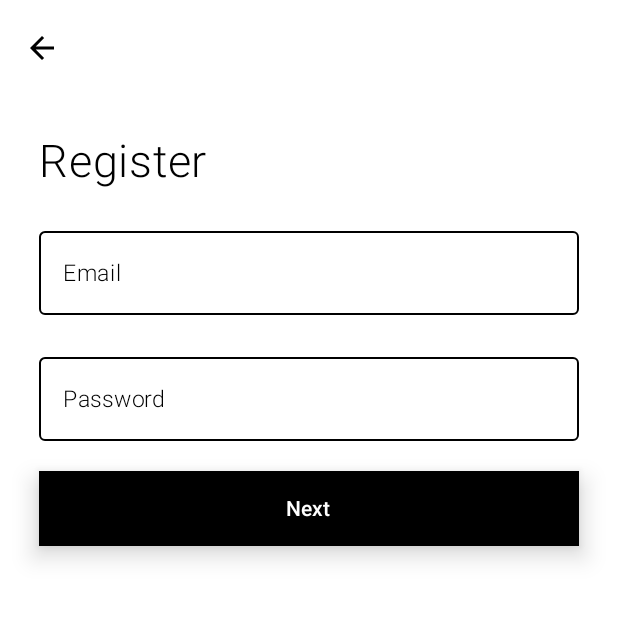
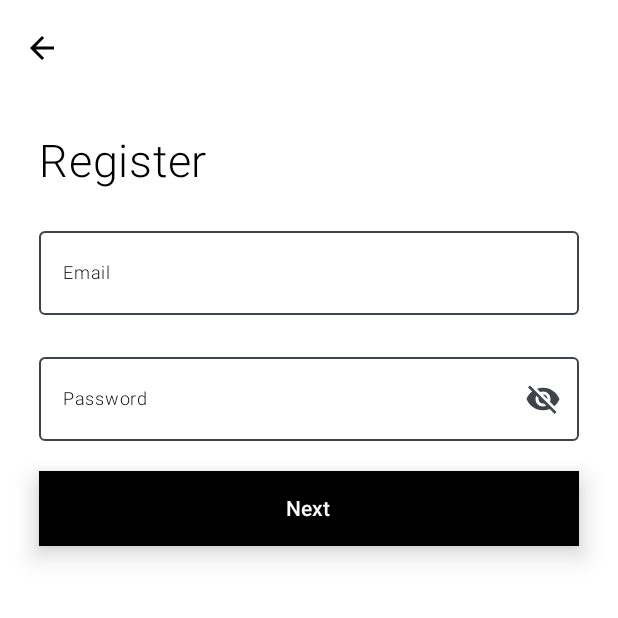
Before and after one commit to SAIF879/RaazAssigment, an Android app built with Jetpack Compose: the composable AuthenticationScreen shown on its own in the app's theme, after a tap on "Next", on a phone screen of 412 x 824 dp, the top half of it. Run offline under Robolectric (Android 15) with nearby library versions, the phone set to English and light mode, and no system bars; our stand-ins replace Dagger/Hilt's generated code, Room's generated code.

Commit message:
ui refactor and code cleaning

```diff
--- a/app/build.gradle.kts
+++ b/app/build.gradle.kts
@@ -93,6 +93,8 @@ dependencies {
     implementation (libs.androidx.room.ktx)
     implementation (libs.androidx.room.runtime)
     kapt (libs.androidx.room.compiler)
+
+
 }
 
 // Allow references to generated code
--- a/app/src/main/java/com/example/raazassigment/presentation/navigation/BottomNavGraph.kt
+++ b/app/src/main/java/com/example/raazassigment/presentation/navigation/BottomNavGraph.kt
@@ -1,13 +1,11 @@
 package com.example.raazassigment.presentation.navigation
 
 import androidx.compose.runtime.Composable
-import androidx.navigation.NavController
-import androidx.navigation.NavHost
 import androidx.navigation.NavHostController
 import androidx.navigation.compose.NavHost
 import androidx.navigation.compose.composable
+import com.example.raazassigment.presentation.ui.components.BottomBarScreens
 import com.example.raazassigment.presentation.ui.screens.homeScreen.HomeScreen
-import com.example.raazassigment.presentation.ui.screens.mainScreen.BottomBarScreens
 import com.example.raazassigment.presentation.ui.screens.profileScreen.ProfileScreen
 import com.example.raazassigment.presentation.ui.screens.searchScreen.SearchScreen
 
--- a/app/src/main/java/com/example/raazassigment/presentation/ui/components/InputBox.kt
+++ b/app/src/main/java/com/example/raazassigment/presentation/ui/components/InputBox.kt
@@ -2,46 +2,79 @@ package com.example.raazassigment.presentation.ui.components
 
 import androidx.compose.foundation.layout.fillMaxWidth
 import androidx.compose.foundation.layout.padding
-import androidx.compose.material3.ExperimentalMaterial3Api
+import com.example.raazassigment.R
+import androidx.compose.material3.Icon
+import androidx.compose.material3.IconButton
 import androidx.compose.material3.OutlinedTextField
 import androidx.compose.material3.Text
 import androidx.compose.material3.TextFieldDefaults
 import androidx.compose.runtime.Composable
 import androidx.compose.runtime.MutableState
+import androidx.compose.runtime.getValue
+import androidx.compose.runtime.mutableStateOf
+import androidx.compose.runtime.saveable.*
+import androidx.compose.runtime.setValue
 import androidx.compose.ui.Modifier
 import androidx.compose.ui.graphics.Color
+import androidx.compose.ui.res.painterResource
 import androidx.compose.ui.text.font.FontWeight
+import androidx.compose.ui.text.input.PasswordVisualTransformation
+import androidx.compose.ui.text.input.VisualTransformation
 import androidx.compose.ui.unit.dp
 import androidx.compose.ui.unit.sp
+import java.util.Locale
 
-@OptIn(ExperimentalMaterial3Api::class)
+
 @Composable
-fun InputBox(text: MutableState<String> , label: String) {
+fun InputBox(text: MutableState<String>, label: String , isPassWord : Boolean =false) {
+    var passwordVisible by rememberSaveable { mutableStateOf(false) }
     OutlinedTextField(
-        value = text.value,
+        value = text.value.replaceFirstChar { if (it.isLowerCase()) it.titlecase(Locale.ROOT) else it.toString() },
         onValueChange = { text.value = it },
         label = {
             Text(
                 text = label,
-                color = Color.Black, // Label text color
+                color = Color.Black,
                 fontWeight = FontWeight.Light,
-                fontSize = 15.sp
+                fontSize = 12.sp
             )
         },
         placeholder = {
-            Text(text = "Enter $label", color = Color.Black, fontSize = 20.sp)
+            Text(text = "Enter $label", color = Color.Black , fontSize = 12.sp)
         },
         textStyle = androidx.compose.ui.text.TextStyle(
-            color = Color.Black, // Input text color
-            fontSize = 15.sp,
+            color = Color.Black,
+            fontSize = 12.sp,
             fontWeight = FontWeight.Light
         ),
-        colors = TextFieldDefaults.outlinedTextFieldColors(
-            containerColor = Color.White, // Background color
-            focusedBorderColor = Color.Black, // Border color when focused
-            unfocusedBorderColor = Color.Black, // Border color when unfocused
-            cursorColor = Color.Black // Cursor color
+        colors = TextFieldDefaults.colors(
+            focusedIndicatorColor = Color.Black,
+            unfocusedLabelColor = Color.White,
+            focusedTextColor = Color.Black,
+            unfocusedPrefixColor = Color.White,
+            focusedLabelColor = Color.White,
+            unfocusedSuffixColor = Color.White,
+            focusedContainerColor = Color.White,
+            unfocusedContainerColor = Color.White,
+            unfocusedTextColor = Color.Gray,
         ),
+
+        visualTransformation = if (isPassWord && !passwordVisible) PasswordVisualTransformation() else VisualTransformation.None,
+        trailingIcon = {
+            if (isPassWord) {
+                IconButton(onClick = { passwordVisible = !passwordVisible }) {
+                    Icon(
+                        painter = painterResource(
+                            id = if (passwordVisible) R.drawable.ic_visiblity else R.drawable.ic_visiblity_off
+                        ),
+                        contentDescription = if (passwordVisible) "Hide password" else "Show password"
+                    )
+                }
+            }
+        },
+
+
+
         modifier = Modifier
             .fillMaxWidth()
             .padding(10.dp)
--- a/app/src/main/java/com/example/raazassigment/presentation/ui/screens/authenticationScreen/AuthenticationScreen.kt
+++ b/app/src/main/java/com/example/raazassigment/presentation/ui/screens/authenticationScreen/AuthenticationScreen.kt
@@ -1,6 +1,5 @@
 package com.example.raazassigment.presentation.ui.screens.authenticationScreen
 
-import android.widget.Toast
 import androidx.compose.foundation.background
 import androidx.compose.foundation.layout.Arrangement
 import androidx.compose.foundation.layout.Column
@@ -20,7 +19,7 @@ import androidx.compose.material3.TopAppBar
 import androidx.compose.material3.TopAppBarDefaults
 import androidx.compose.runtime.Composable
 import androidx.compose.runtime.mutableStateOf
-import androidx.compose.runtime.*
+import androidx.compose.runtime.remember
 import androidx.compose.ui.Alignment
 import androidx.compose.ui.Modifier
 import androidx.compose.ui.graphics.Color
@@ -33,11 +32,17 @@ import androidx.navigation.NavController
 import com.example.raazassigment.presentation.navigation.AuthenticationScreens
 import com.example.raazassigment.presentation.ui.components.AppCompactButton
 import com.example.raazassigment.presentation.ui.components.InputBox
-import com.example.raazassigment.presentation.ui.screens.mainScreen.MainScreen
+import com.example.raazassigment.presentation.util.isValidEmail
+import com.example.raazassigment.presentation.util.isValidPassword
+import com.example.raazassigment.presentation.util.showToast
 
 @OptIn(ExperimentalMaterial3Api::class)
 @Composable
-fun AuthenticationScreen(navController: NavController , isFromLogin : Boolean,     viewModel: AuthViewModel = hiltViewModel()) {
+fun AuthenticationScreen(
+    navController: NavController,
+    isFromLogin: Boolean,
+    viewModel: AuthViewModel = hiltViewModel()
+) {
     val email = remember {
         mutableStateOf("")
     }
@@ -90,39 +95,42 @@ fun AuthenticationScreen(navController: NavController , isFromLogin : Boolean,
 
 
             InputBox(email, "Email")
-            InputBox(passWord, "Password")
+            InputBox(passWord, "Password" , true)
 
 
             AppCompactButton(
-                label = if(isFromLogin) "Log In" else "Next"
-                , modifier = Modifier.fillMaxWidth()
+                label = if (isFromLogin) "Log In" else "Next", modifier = Modifier
+                    .fillMaxWidth()
                     .height(70.dp)
                     .padding(10.dp)
             ) {
                 when {
                     !email.value.isValidEmail() -> {
-                        Toast.makeText(context, "Invalid email format", Toast.LENGTH_SHORT).show()
+                        context.showToast("Invalid email format ")
                     }
+
                     !passWord.value.isValidPassword() -> {
-                        Toast.makeText(context, "Password must be at least 8 characters with a mix of uppercase, lowercase, digits, and symbols", Toast.LENGTH_SHORT).show()
+                        context.showToast("Password must be at least 8 characters ")
                     }
+
                     isFromLogin -> {
                         viewModel.loginUser(
                             email.value,
                             passWord.value,
                             onSuccess = {
-                                Toast.makeText(context, "Logged In Successfully", Toast.LENGTH_SHORT).show()
+                                context.showToast("Logged In Successfully ")
                                 navController.navigate(AuthenticationScreens.MainScreen.route)
                             },
                             onError = {
-                                Toast.makeText(context, "Invalid Credentials", Toast.LENGTH_SHORT).show()
+                                context.showToast("Invalid Credentials ")
                             }
                         )
                     }
+
                     else -> {
                         viewModel.registerUser(email.value, passWord.value) {
-                            Toast.makeText(context, "Registered Successfully", Toast.LENGTH_SHORT).show()
-                                navController.navigate(AuthenticationScreens.MainScreen.route)
+                            context.showToast("Registered Successfully")
+                            navController.navigate(AuthenticationScreens.MainScreen.route)
                         }
                     }
                 }
@@ -130,10 +138,3 @@ fun AuthenticationScreen(navController: NavController , isFromLogin : Boolean,
         }
     }
 }
-
-fun String.isValidEmail(): Boolean {
-    return Regex("^[A-Za-z0-9+_.-]+@[A-Za-z0-9.-]+$").matches(this)
-}
-fun String.isValidPassword(): Boolean {
-    return this.length >= 8
-}
--- /dev/null
+++ b/app/src/main/java/com/example/raazassigment/presentation/util/ExtentionFunctions.kt
@@ -0,0 +1,15 @@
+package com.example.raazassigment.presentation.util
+
+import android.content.Context
+import android.widget.Toast
+
+fun String.isValidEmail(): Boolean {
+    return Regex("^[A-Za-z0-9+_.-]+@[A-Za-z0-9.-]+$").matches(this)
+}
+fun String.isValidPassword(): Boolean {
+    return this.length >= 8
+}
+
+fun Context.showToast(text:String){
+    Toast.makeText(this, text , Toast.LENGTH_SHORT).show()
+}
--- /dev/null
+++ b/app/src/main/res/drawable/ic_visiblity_off.xml
@@ -0,0 +1,5 @@
+<vector xmlns:android="http://schemas.android.com/apk/res/android" android:height="24dp" android:tint="#000000" android:viewportHeight="24" android:viewportWidth="24" android:width="24dp">
+
+    <path android:fillColor="@android:color/white" android:pathData="M12,7c2.76,0 5,2.24 5,5 0,0.65 -0.13,1.26 -0.36,1.83l2.92,2.92c1.51,-1.26 2.7,-2.89 3.43,-4.75 -1.73,-4.39 -6,-7.5 -11,-7.5 -1.4,0 -2.74,0.25 -3.98,0.7l2.16,2.16C10.74,7.13 11.35,7 12,7zM2,4.27l2.28,2.28 0.46,0.46C3.08,8.3 1.78,10.02 1,12c1.73,4.39 6,7.5 11,7.5 1.55,0 3.03,-0.3 4.38,-0.84l0.42,0.42L19.73,22 21,20.73 3.27,3 2,4.27zM7.53,9.8l1.55,1.55c-0.05,0.21 -0.08,0.43 -0.08,0.65 0,1.66 1.34,3 3,3 0.22,0 0.44,-0.03 0.65,-0.08l1.55,1.55c-0.67,0.33 -1.41,0.53 -2.2,0.53 -2.76,0 -5,-2.24 -5,-5 0,-0.79 0.2,-1.53 0.53,-2.2zM11.84,9.02l3.15,3.15 0.02,-0.16c0,-1.66 -1.34,-3 -3,-3l-0.17,0.01z"/>
+
+</vector>
```
Also changed, not shown: app/src/main/java/com/example/raazassigment/domain/model/Question.kt (added, +7 -0 lines), app/src/main/java/com/example/raazassigment/domain/util/QuestionList.kt (added, +22 -0 lines), app/src/main/java/com/example/raazassigment/presentation/ui/components/BottomBar.kt (+37 -5 lines), app/src/main/java/com/example/raazassigment/presentation/ui/screens/introScreen/IntroScreen.kt (+8 -27 lines), app/src/main/java/com/example/raazassigment/presentation/ui/screens/mainScreen/MainScreen.kt (+0 -22 lines).
